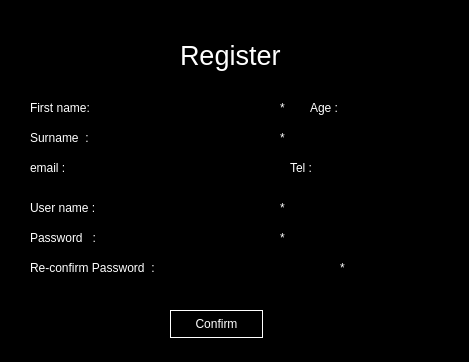
This is ui_form/User_Registeration_UI.ui in Sirawap/PathFinder-Project as Qt 5 draws it before an edit. The edited form follows.
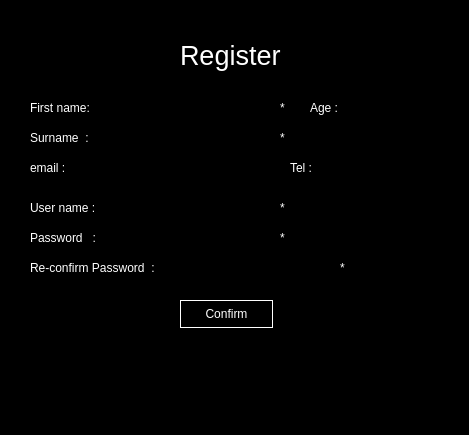
This is the edited form.

Diff of the .ui file:
```diff
--- a/ui_form/User_Registeration_UI.ui
+++ b/ui_form/User_Registeration_UI.ui
@@ -7,7 +7,7 @@
     <x>0</x>
     <y>0</y>
     <width>469</width>
-    <height>362</height>
+    <height>435</height>
    </rect>
   </property>
   <property name="windowTitle">
@@ -35,8 +35,8 @@
   <widget class="QPushButton" name="confirm_b">
    <property name="geometry">
     <rect>
-     <x>170</x>
-     <y>310</y>
+     <x>180</x>
+     <y>300</y>
      <width>93</width>
      <height>28</height>
     </rect>
@@ -318,6 +318,19 @@
     <string/>
    </property>
   </widget>
+  <widget class="QLabel" name="error_label">
+   <property name="geometry">
+    <rect>
+     <x>50</x>
+     <y>350</y>
+     <width>351</width>
+     <height>51</height>
+    </rect>
+   </property>
+   <property name="text">
+    <string/>
+   </property>
+  </widget>
  </widget>
  <resources/>
  <connections/>
```
